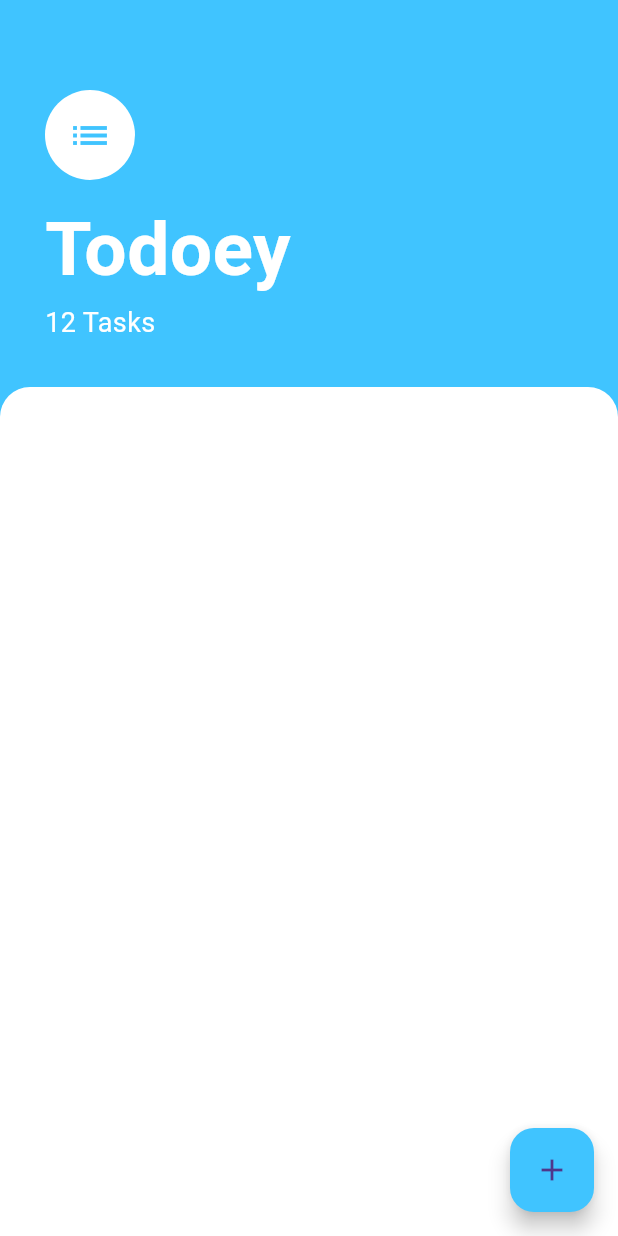
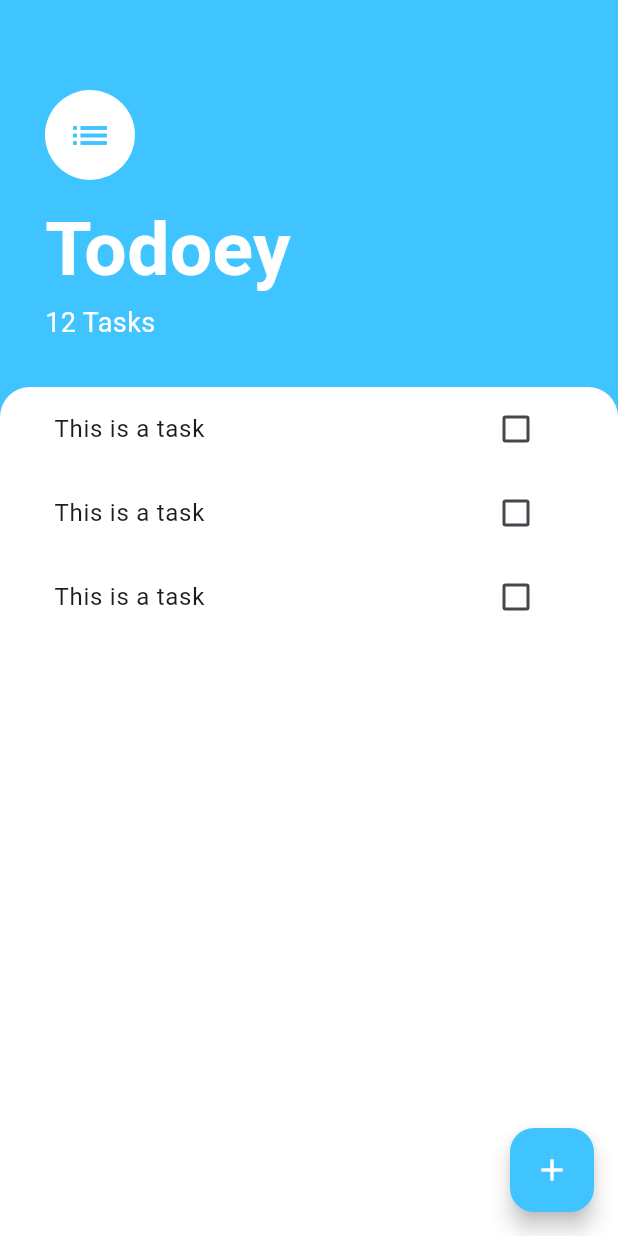
Before and after one commit to shox17/todoey, a Flutter app: the screen it shows after launch, on a phone screen of 412 x 824 dp. Run offline on Flutter 3.47's test engine with Material 3 defaults, Android fonts, the phone set to English and light mode, and no system bars.

Commit message:
Worked with Listview

```diff
--- a/lib/screens/tasks_screen.dart
+++ b/lib/screens/tasks_screen.dart
@@ -1,4 +1,5 @@
 import 'package:flutter/material.dart';
+import 'package:todoey/widgets/tasks_list.dart';
 
 class TasksScreen extends StatelessWidget {
   const TasksScreen({super.key});
@@ -9,8 +10,11 @@ class TasksScreen extends StatelessWidget {
       backgroundColor: Colors.lightBlueAccent,
       floatingActionButton: FloatingActionButton(
         backgroundColor: Colors.lightBlueAccent,
-        child: const Icon(Icons.add),
-        onPressed: (){},
+        child: const Icon(
+          Icons.add,
+          color: Colors.white,
+        ),
+        onPressed: () {},
       ),
       body: Column(
         crossAxisAlignment: CrossAxisAlignment.start,
@@ -53,6 +57,7 @@ class TasksScreen extends StatelessWidget {
           ),
           Expanded(
             child: Container(
+              padding:const EdgeInsets.symmetric(horizontal: 20.0),
               decoration: const BoxDecoration(
                 color: Colors.white,
                 borderRadius: BorderRadius.only(
@@ -60,6 +65,7 @@ class TasksScreen extends StatelessWidget {
                   topRight: Radius.circular(20.0),
                 ),
               ),
+              child: const TasksList(),
             ),
           ),
         ],
--- /dev/null
+++ b/lib/widgets/task_tile.dart
@@ -0,0 +1,15 @@
+import 'package:flutter/material.dart';
+
+class TaskTile extends StatelessWidget {
+  const TaskTile({super.key});
+  @override
+  Widget build(BuildContext context) {
+    return ListTile(
+      title: const Text('This is a task'),
+      trailing: Checkbox(
+        value: false,
+        onChanged: (value){},
+      ),
+    );
+  }
+}
--- /dev/null
+++ b/lib/widgets/tasks_list.dart
@@ -0,0 +1,16 @@
+import 'package:flutter/material.dart';
+import 'package:todoey/widgets/task_tile.dart';
+
+class TasksList extends StatelessWidget {
+  const TasksList({super.key});
+  @override
+  Widget build(BuildContext context) {
+    return ListView(
+      children: const [
+        TaskTile(),
+        TaskTile(),
+        TaskTile(),
+      ],
+    );
+  }
+}
```
